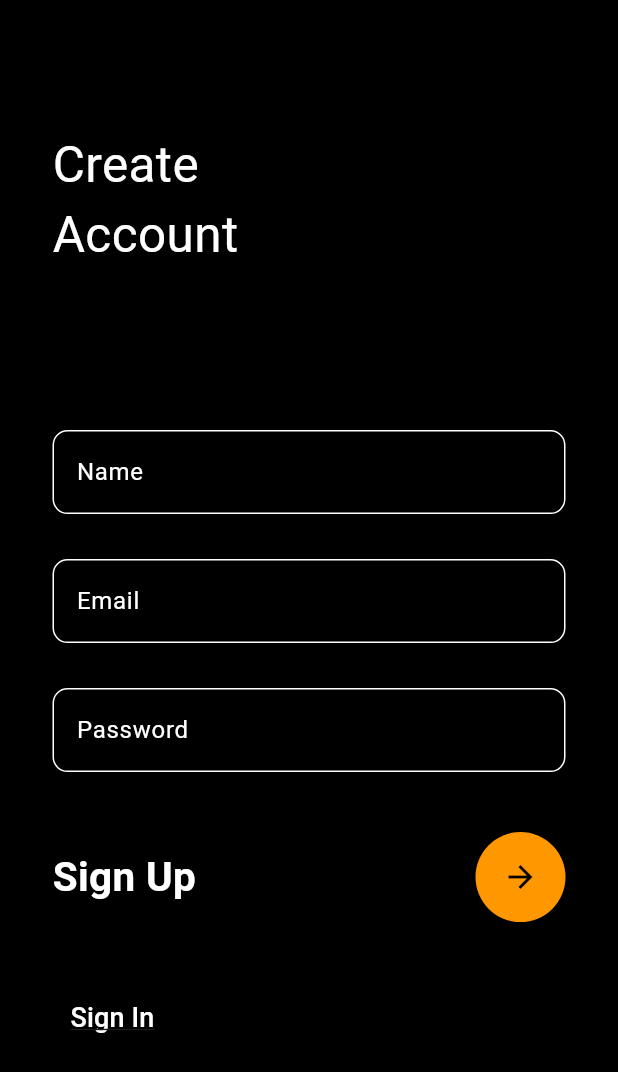
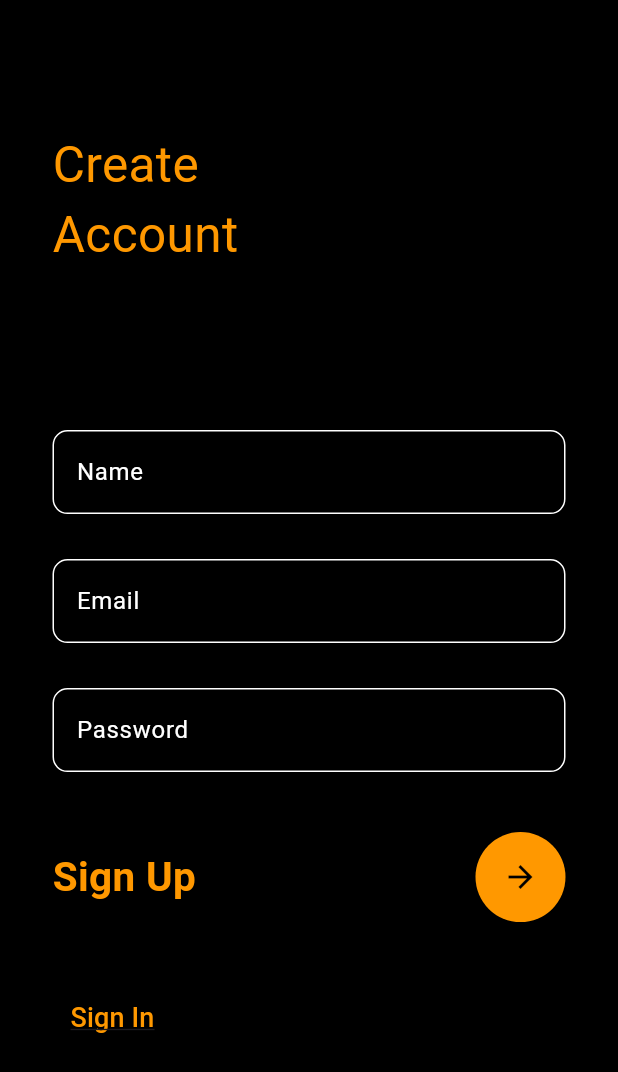
Before and after one commit to abdulWasayWaqas/Flutter-Fitness-App, a Flutter app: the screen it shows after launch, on a phone screen of 412 x 824 dp. Shown: the top 1072 px of the screen. Run offline on Flutter 3.47's test engine with Material 3 defaults, Android fonts, the phone set to English and light mode, and no system bars; our stand-ins replace geolocator, pedometer, permission_handler, weather; missing offline and left inert: item_count_number_button.

Commit message:
Update register.dart

```diff
--- a/lib/screens/register.dart
+++ b/lib/screens/register.dart
@@ -26,7 +26,7 @@ class _MyRegisterState extends State<MyRegister> {
               padding: EdgeInsets.only(left: 35, top: 30),
               child: Text(
                 'Create\nAccount',
-                style: TextStyle(color: Colors.white, fontSize: 33),
+                style: TextStyle(color: Colors.orange, fontSize: 33),
               ),
             ),
             SingleChildScrollView(
@@ -122,7 +122,7 @@ class _MyRegisterState extends State<MyRegister> {
                               Text(
                                 'Sign Up',
                                 style: TextStyle(
-                                    color: Colors.white,
+                                    color: Colors.orange,
                                     fontSize: 27,
                                     fontWeight: FontWeight.w700),
                               ),
@@ -156,7 +156,7 @@ class _MyRegisterState extends State<MyRegister> {
                                   textAlign: TextAlign.left,
                                   style: TextStyle(
                                       decoration: TextDecoration.underline,
-                                      color: Colors.white,
+                                      color: Colors.orange,
                                       fontSize: 18),
                                 ),
                               ),
```
